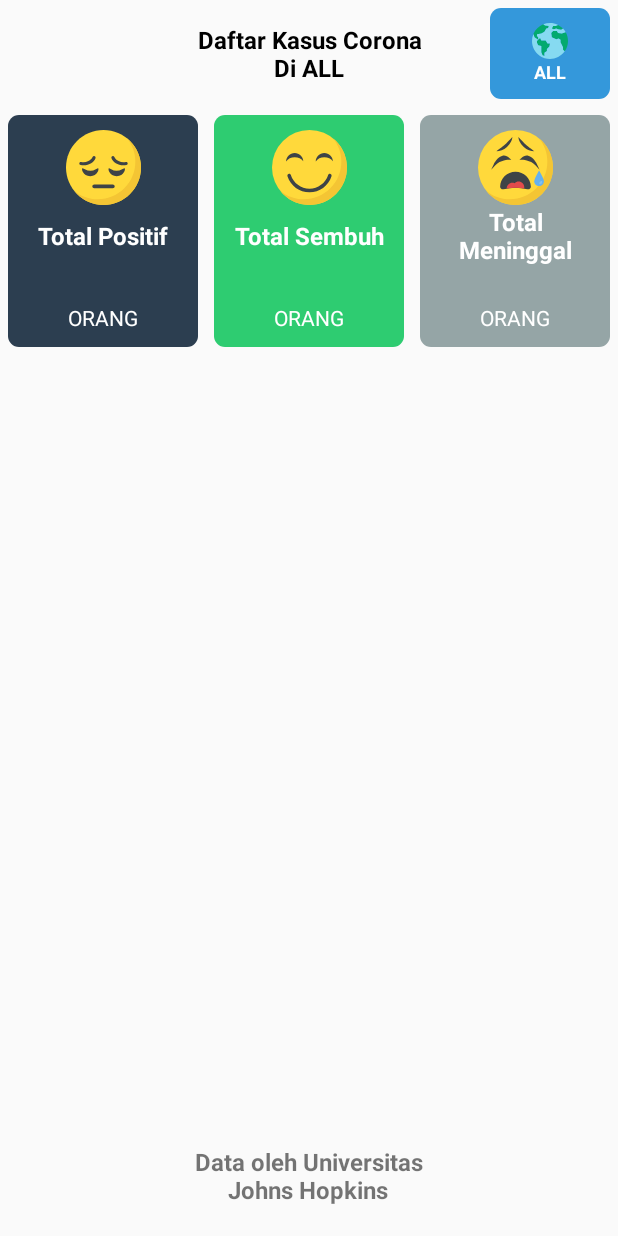
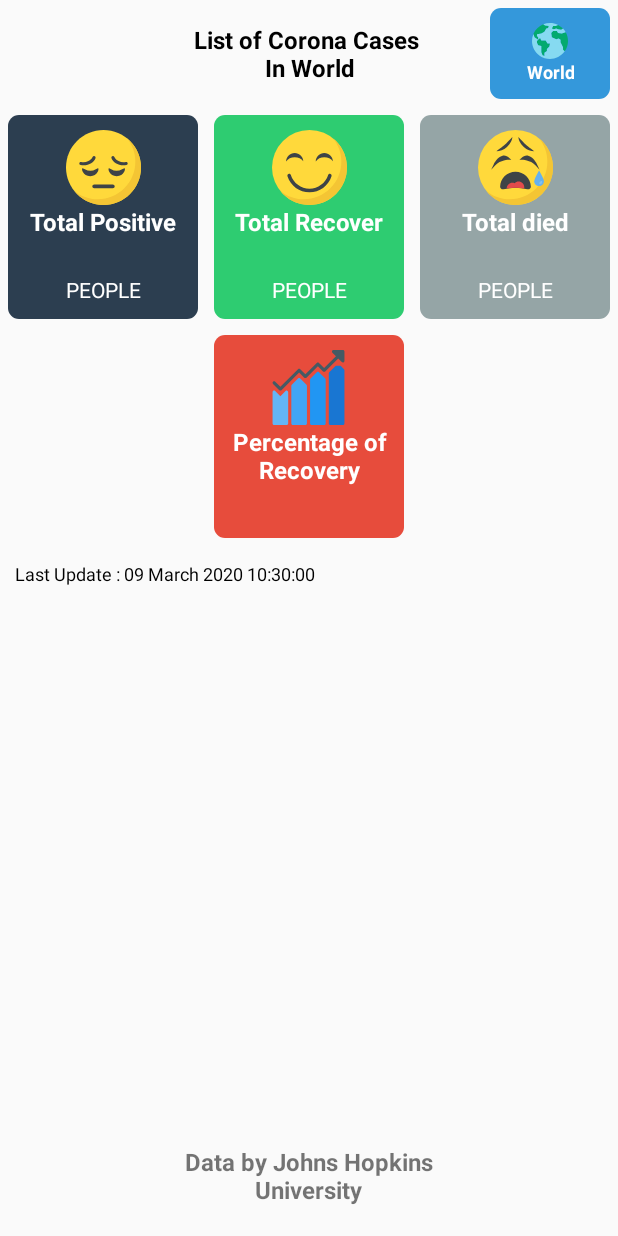
Before and after one commit to newarifrh/LawanCorona, an Android app: the screen it shows after launch (MainActivity), on a phone screen of 412 x 824 dp. Run offline under Robolectric (Android 15) with nearby library versions, the phone set to English and light mode, and no system bars; our stand-ins replace data binding.

Commit message:
added statistics

```diff
--- a/app/src/main/java/dev/blank/lawancorona/data/repository/WilayahRepository.kt
+++ b/app/src/main/java/dev/blank/lawancorona/data/repository/WilayahRepository.kt
@@ -28,13 +28,14 @@ class WilayahRepository(private var context: Context) {
     private fun populateKasus(): Kasus {
         val kasus = Kasus()
         kasus.countryRegion = context.getString(R.string.dunia)
+        kasus.id = -1
         kasus.lastUpdate = Converter.getDateTime(System.currentTimeMillis().toString())
 
         return kasus
     }
 
     fun filterWilayah() {
-        if (Preferences.getWilayah(context) != context.getString(R.string.dunia)) {
+        if (Preferences.getWilayah(context) != "ALL") {
             kasusFilter.postValue(listKasus.value!!.single { kasus -> kasus.countryRegion == Preferences.getWilayah(context) })
         }
     }
@@ -58,7 +59,7 @@ class WilayahRepository(private var context: Context) {
                     }
                     listKasus.postValue(dataListKasus)
 
-                    if (Preferences.getWilayah(context) != context.getString(R.string.dunia)) {
+                    if (Preferences.getWilayah(context) != "ALL") {
                         println("Region : ${Preferences.getWilayah(context)}")
                         kasusFilter.postValue(dataListKasus.single { kasus -> kasus.countryRegion == Preferences.getWilayah(context) })
                     }
--- a/app/src/main/java/dev/blank/lawancorona/ui/activity/MainActivity.kt
+++ b/app/src/main/java/dev/blank/lawancorona/ui/activity/MainActivity.kt
@@ -15,6 +15,8 @@ import dev.blank.lawancorona.viewmodel.main.MainViewModel
 import dev.blank.lawancorona.viewmodel.main.MainViewModelFactory
 import dev.blank.lawancorona.viewmodel.wilayah.WilayahViewModel
 import dev.blank.lawancorona.viewmodel.wilayah.WilayahViewModelFactory
+import java.text.NumberFormat
+import java.util.*
 
 
 class MainActivity : AppCompatActivity() {
@@ -22,6 +24,8 @@ class MainActivity : AppCompatActivity() {
     private var mainViewModel: MainViewModel? = null
     private var wilayahViewModel: WilayahViewModel? = null
     private val resultWilayahActivity: Int = 1
+    private var kasusPositif: String? = "0"
+    private var kasusSembuh: String? = "0"
     override fun onCreate(savedInstanceState: Bundle?) {
         super.onCreate(savedInstanceState)
         activityMainBinding = DataBindingUtil.setContentView(this, R.layout.activity_main)
@@ -32,8 +36,15 @@ class MainActivity : AppCompatActivity() {
     }
 
     private fun setupView() {
-        activityMainBinding!!.tvWilayah.text = Preferences.getWilayah(this)
-        activityMainBinding!!.tvJudul.text = getString(R.string.daftar_kasus_corona_di_custom, Preferences.getWilayah(this))
+        if (Preferences.getWilayah(this) == "ALL") {
+            activityMainBinding!!.tvWilayah.text = getString(R.string.dunia)
+            activityMainBinding!!.tvJudul.text = getString(R.string.daftar_kasus_corona_di_custom, getString(R.string.dunia))
+        } else {
+            activityMainBinding!!.tvWilayah.text = Preferences.getWilayah(this)
+            activityMainBinding!!.tvJudul.text = getString(R.string.daftar_kasus_corona_di_custom, Preferences.getWilayah(this))
+
+        }
+
         activityMainBinding!!.layoutWilayah.setOnClickListener {
             val intent = Intent(this, WilayahActivity::class.java)
             startActivityForResult(intent, resultWilayahActivity)
@@ -41,24 +52,39 @@ class MainActivity : AppCompatActivity() {
     }
 
     private fun setupViewModel() {
-        if (Preferences.getWilayah(this) == getString(R.string.dunia)) {
+        if (Preferences.getWilayah(this) == "ALL") {
 
 
             mainViewModel!!.totalKasusPositif!!
-                    .observe(this, Observer { kasus -> activityMainBinding!!.tvTotalKasusPositif.text = kasus!!.value })
+                    .observe(this, Observer { kasus ->
+                        activityMainBinding!!.tvTotalKasusPositif.text = kasus!!.value
+                        kasusPositif = kasus.value
+
+                        activityMainBinding!!.tvPresentase.text = "${getString(R.string.presentase_custom, Converter.getPresentase(kasusSembuh, kasusPositif))}%"
+                    })
 
             mainViewModel!!.totalKasusSembuh!!
-                    .observe(this, Observer { kasus -> activityMainBinding!!.tvTotalKasusSembuh.text = kasus!!.value })
+                    .observe(this, Observer { kasus ->
+                        activityMainBinding!!.tvTotalKasusSembuh.text = kasus!!.value
+                        kasusSembuh = kasus.value
+
+                        activityMainBinding!!.tvPresentase.text = "${getString(R.string.presentase_custom, Converter.getPresentase(kasusSembuh, kasusPositif))}%"
+
+                    })
 
             mainViewModel!!.totalKasusMeninggal!!
                     .observe(this, Observer { kasus -> activityMainBinding!!.tvTotalKasusMeninggal.text = kasus!!.value })
+
+
             activityMainBinding!!.tvPembaharuanTerakhir.text = getString(R.string.pembaharuan_terakhir_custom, Converter.getDateTime(System.currentTimeMillis().toString()))
         } else {
             wilayahViewModel!!.kasusFilter!!.observe(this, Observer { kasus ->
-                activityMainBinding!!.tvTotalKasusPositif.text = kasus!!.confirmed!!.toString()
-                activityMainBinding!!.tvTotalKasusSembuh.text = kasus.recovered!!.toString()
-                activityMainBinding!!.tvTotalKasusMeninggal.text = kasus.deaths!!.toString()
+                activityMainBinding!!.tvTotalKasusPositif.text = NumberFormat.getNumberInstance(Locale.US).format(kasus.confirmed!!)
+                activityMainBinding!!.tvTotalKasusSembuh.text = NumberFormat.getNumberInstance(Locale.US).format(kasus.recovered!!)
+                activityMainBinding!!.tvTotalKasusMeninggal.text = NumberFormat.getNumberInstance(Locale.US).format(kasus.deaths!!)
                 activityMainBinding!!.tvPembaharuanTerakhir.text = getString(R.string.pembaharuan_terakhir_custom, kasus.lastUpdate.toString())
+
+                activityMainBinding!!.tvPresentase.text = "${getString(R.string.presentase_custom, Converter.getPresentase(kasus.recovered.toString(), kasus.confirmed.toString()))}%"
             })
         }
     }
@@ -70,8 +96,6 @@ class MainActivity : AppCompatActivity() {
                 setupView()
                 setupViewModel()
                 wilayahViewModel!!.getUpdate()
-            } else {
-                println("CANCEL")
             }
         }
 
--- a/app/src/main/java/dev/blank/lawancorona/viewmodel/main/MainViewModel.kt
+++ b/app/src/main/java/dev/blank/lawancorona/viewmodel/main/MainViewModel.kt
@@ -3,8 +3,8 @@ package dev.blank.lawancorona.viewmodel.main
 import android.app.Application
 import androidx.lifecycle.AndroidViewModel
 import androidx.lifecycle.MutableLiveData
+import dev.blank.lawancorona.data.model.TotalKasus
 import dev.blank.lawancorona.data.repository.MainRepository
-import dev.blank.lawancorona.data.model.TotalKasus
 
 class MainViewModel(application: Application) : AndroidViewModel(application) {
     var repository: MainRepository = MainRepository()
@@ -17,6 +17,7 @@ class MainViewModel(application: Application) : AndroidViewModel(application) {
         totalKasusPositif = repository.totalKasusPositif
         totalKasusSembuh = repository.totalKasusSembuh
         totalKasusMeninggal = repository.totalKasusMeninggal
+
     }
 
 
--- /dev/null
+++ b/app/src/main/res/drawable/ic_statistics.xml
@@ -0,0 +1,21 @@
+<vector xmlns:android="http://schemas.android.com/apk/res/android"
+    android:width="512dp"
+    android:height="512dp"
+    android:viewportWidth="512"
+    android:viewportHeight="512">
+    <path
+        android:fillColor="#64B5F6"
+        android:pathData="M110.741,278.144c-3.985,-1.654 -8.574,-0.745 -11.627,2.304L64,315.584l-35.115,-35.136c-4.16,-4.171 -10.914,-4.179 -15.085,-0.019c-2.011,2.006 -3.139,4.731 -3.134,7.571v213.333c0,5.891 4.776,10.667 10.667,10.667h85.333c5.891,0 10.667,-4.776 10.667,-10.667V288C117.333,283.684 114.73,279.793 110.741,278.144z" />
+    <path
+        android:fillColor="#42A5F5"
+        android:pathData="M199.552,195.115c-4.165,-4.164 -10.917,-4.164 -15.083,0l-42.667,42.667c-2.007,2.001 -3.135,4.718 -3.136,7.552v256c0,5.891 4.776,10.667 10.667,10.667h85.333c5.891,0 10.667,-4.776 10.667,-10.667v-256c0.005,-2.831 -1.115,-5.548 -3.115,-7.552L199.552,195.115z" />
+    <path
+        android:fillColor="#2196F3"
+        android:pathData="M327.552,152.448c-4.165,-4.164 -10.917,-4.164 -15.083,0l-42.667,42.667c-2.007,2.001 -3.135,4.718 -3.136,7.552v298.667c0,5.891 4.776,10.667 10.667,10.667h85.333c5.891,0 10.667,-4.776 10.667,-10.667V202.667c0.005,-2.831 -1.115,-5.548 -3.115,-7.552L327.552,152.448z" />
+    <path
+        android:fillColor="#1976D2"
+        android:pathData="M498.219,131.115l-21.333,-21.333c-2.004,-1.999 -4.721,-3.12 -7.552,-3.115H448c-2.831,-0.005 -5.548,1.115 -7.552,3.115l-42.667,42.667c-1.999,2.004 -3.12,4.721 -3.115,7.552v341.333c0,5.891 4.776,10.667 10.667,10.667h85.333c5.891,0 10.667,-4.776 10.667,-10.667V138.667C501.338,135.836 500.218,133.119 498.219,131.115z" />
+    <path
+        android:fillColor="#455A64"
+        android:pathData="M490.667,0h-64c-5.891,-0.011 -10.675,4.757 -10.686,10.648c-0.005,2.84 1.123,5.565 3.134,7.571l24.469,24.448l-80.917,80.917l-35.115,-35.136c-4.165,-4.164 -10.917,-4.164 -15.083,0l-77.803,77.803l-35.115,-35.136c-4.165,-4.164 -10.917,-4.164 -15.083,0L64,251.584l-35.115,-35.136c-4.237,-4.093 -10.99,-3.975 -15.083,0.262c-3.992,4.134 -3.992,10.687 0,14.82l42.667,42.667c4.165,4.164 10.917,4.164 15.083,0L192,153.749l35.115,35.115c4.165,4.164 10.917,4.164 15.083,0L320,111.083l35.115,35.115c4.165,4.164 10.917,4.164 15.083,0l88.469,-88.448l24.448,24.448c2.001,2.007 4.718,3.135 7.552,3.136c1.399,0.003 2.784,-0.273 4.075,-0.811c3.989,-1.649 6.591,-5.539 6.592,-9.856v-64C501.333,4.776 496.558,0 490.667,0z" />
+</vector>
--- a/app/src/main/res/layout/activity_main.xml
+++ b/app/src/main/res/layout/activity_main.xml
@@ -41,7 +41,6 @@
                 android:layout_width="80dp"
                 android:layout_height="wrap_content"
                 android:layout_alignParentEnd="true"
-                android:layout_alignParentRight="true"
                 android:layout_margin="5dp"
                 android:background="@drawable/background_general"
                 android:orientation="vertical"
@@ -286,11 +285,94 @@
 
         </LinearLayout>
 
+        <LinearLayout
+            android:id="@+id/layouyPresentase"
+            android:layout_width="match_parent"
+            android:layout_height="wrap_content"
+            android:layout_below="@+id/linearLayout"
+            android:baselineAligned="false"
+            android:weightSum="3"
+
+            app:layout_constraintEnd_toEndOf="parent"
+            app:layout_constraintStart_toStartOf="parent"
+            app:layout_constraintTop_toBottomOf="@+id/constraintLayout">
+
+
+            <View
+                android:layout_width="0dp"
+                android:layout_height="match_parent"
+                android:layout_margin="5dp"
+                android:layout_weight="1"
+                android:padding="10dp">
+
+
+            </View>
+
+
+            <LinearLayout
+                android:layout_width="0dp"
+                android:layout_height="wrap_content"
+                android:layout_margin="5dp"
+                android:layout_weight="1"
+                android:background="@drawable/background_country"
+                android:orientation="vertical"
+                android:padding="10dp">
+
+                <ImageView
+                    android:id="@+id/imageView4"
+                    android:layout_width="50dp"
+                    android:layout_height="50dp"
+                    android:layout_gravity="center"
+                    android:contentDescription="@string/total_sembuh"
+                    android:src="@drawable/ic_statistics"
+                    app:layout_constraintEnd_toEndOf="parent"
+                    app:layout_constraintStart_toStartOf="parent"
+                    app:layout_constraintTop_toTopOf="parent" />
+
+                <TextView
+                    android:id="@+id/textView5"
+                    android:layout_width="match_parent"
+                    android:layout_height="wrap_content"
+                    android:layout_gravity="center"
+                    android:gravity="center"
+                    android:text="@string/presentase_sembuh"
+                    android:textColor="@color/white"
+                    android:textSize="16sp"
+                    android:textStyle="bold"
+                    tools:layout_editor_absoluteX="10dp" />
+
+                <TextView
+                    android:id="@+id/tvPresentase"
+                    android:layout_width="match_parent"
+                    android:layout_height="wrap_content"
+                    android:layout_gravity="center"
+                    android:gravity="center"
+                    android:textColor="@color/white"
+                    android:textSize="18sp"
+                    tools:text="@string/_100_000" />
+
+
+            </LinearLayout>
+
+
+            <View
+                android:layout_width="0dp"
+                android:layout_height="match_parent"
+                android:layout_margin="5dp"
+                android:layout_weight="1"
+                android:padding="10dp">
+
+
+            </View>
+
+
+        </LinearLayout>
+
         <TextView
             android:id="@+id/tvPembaharuanTerakhir"
             android:layout_width="match_parent"
             android:layout_height="wrap_content"
-            android:layout_below="@+id/linearLayout"
+            android:layout_below="@+id/layouyPresentase"
             android:layout_margin="10dp"
             android:ellipsize="end"
             android:maxLines="4"
--- a/app/src/main/res/values/strings.xml
+++ b/app/src/main/res/values/strings.xml
@@ -1,18 +1,17 @@
 <resources>
-    <string name="app_name">Lawan Corona</string>
-    <string name="total_positif">Total Positif</string>
-    <string name="_100_000">100,000</string>
-    <string name="orang">ORANG</string>
-    <string name="total_sembuh">Total Sembuh</string>
-    <string name="total_meninggal">Total Meninggal</string>
-    <string name="daftar_tiap_negara">Daftar Tiap Negara</string>
-    <string name="indonesia">Indonesia</string>
-    <string name="dunia">Dunia</string>
-    <string name="nama_wilayah">Nama Wilayah</string>
-    <string name="pembaharuan_terakhir">Pembaharuan Terakhir</string>
-    <string name="pembaharuan_terakhir_custom">Pembaharuan Terakhir : %1$s</string>
-    <string name="daftar_kasus_corona_di_custom">Daftar Kasus Corona\nDi %1$s</string>
-    <string name="dibuat_dengan_cinta_oleh_penulis">Dibuat dengan %1$s oleh %2$s</string>
-    <string name="data_oleh_universitas_johns_hopkins">Data oleh Universitas Johns Hopkins</string>
-    <string name="terimakasih_untuk_teguh_aprianto">Terimakasih untuk Teguh Aprianto</string>
+    <string name="app_name" translatable="false">Lawan Corona</string>
+    <string name="total_positif">Total Positive</string>
+    <string name="_100_000" translatable="false">100.000</string>
+    <string name="orang">PEOPLE</string>
+    <string name="total_sembuh">Total Recover</string>
+    <string name="total_meninggal">Total died</string>
+    <string name="daftar_tiap_negara">List of Each Country</string>
+    <string name="dunia">World</string>
+    <string name="nama_wilayah">Region Name</string>
+    <string name="pembaharuan_terakhir">Last Update</string>
+    <string name="pembaharuan_terakhir_custom">Last Update : %1$s</string>
+    <string name="daftar_kasus_corona_di_custom">List of Corona Cases \nIn %1$s</string>
+    <string name="data_oleh_universitas_johns_hopkins">Data by Johns Hopkins University</string>
+    <string name="presentase_sembuh">Percentage of Recovery</string>
+    <string name="presentase_custom" translatable="false">%1$.2f</string>
 </resources>
```
Also changed, not shown: app/build.gradle (+16 -4 lines), app/src/main/java/dev/blank/lawancorona/ui/adapter/WilayahDataAdapter.kt (+7 -3 lines), app/src/main/java/dev/blank/lawancorona/util/Converter.kt (+8 -2 lines), 4 other files.
